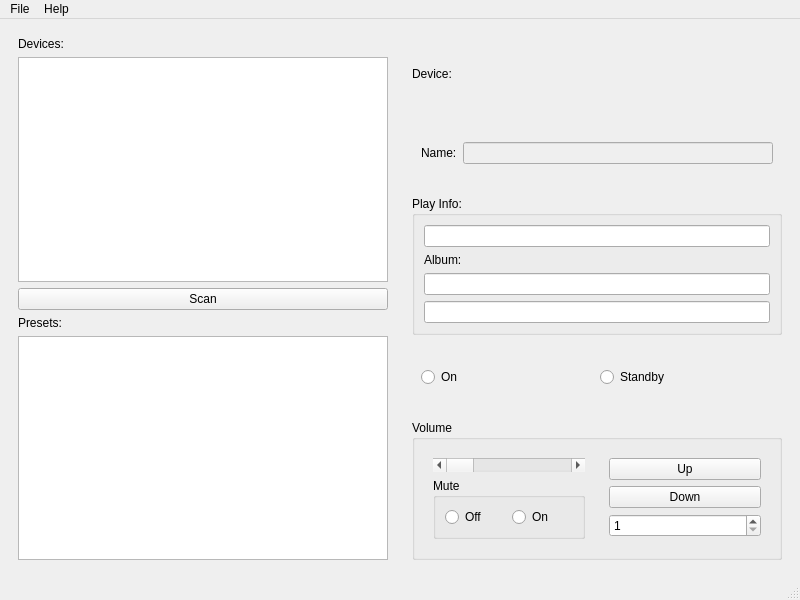
Old version of the form bmmusiccast/mainwindow.ui in the repository possum69/bmmusiccast.
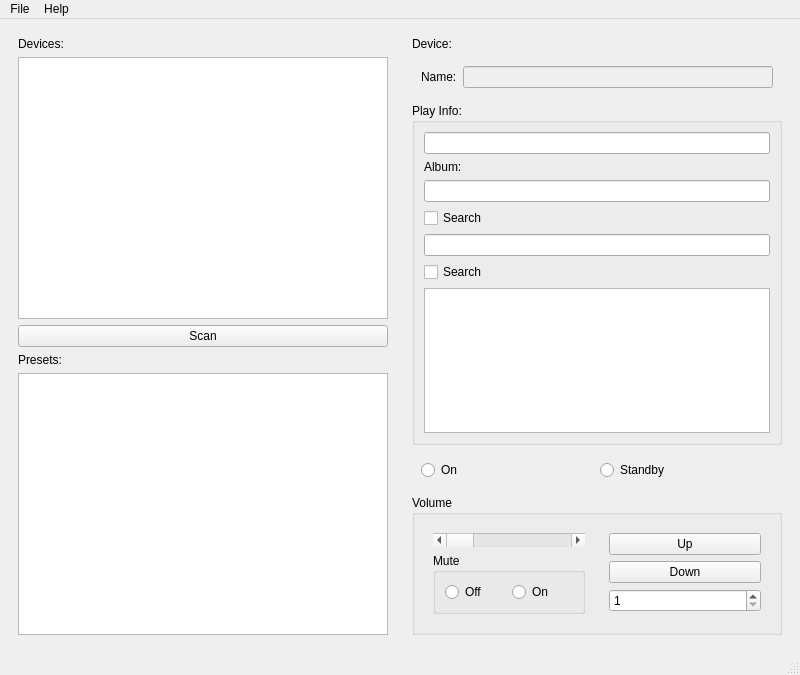
New version of the form.

What changed in the file:
```diff
--- a/bmmusiccast/mainwindow.ui
+++ b/bmmusiccast/mainwindow.ui
@@ -7,7 +7,7 @@
     <x>0</x>
     <y>0</y>
     <width>800</width>
-    <height>600</height>
+    <height>675</height>
    </rect>
   </property>
   <property name="windowTitle">
@@ -97,9 +97,26 @@
           <item>
            <widget class="QLineEdit" name="album_lineEdit"/>
           </item>
+          <item>
+           <widget class="QCheckBox" name="checkBox_album_image">
+            <property name="text">
+             <string>Search</string>
+            </property>
+           </widget>
+          </item>
           <item>
            <widget class="QLineEdit" name="track_lineEdit"/>
           </item>
+          <item>
+           <widget class="QCheckBox" name="checkBox_track_image">
+            <property name="text">
+             <string>Search</string>
+            </property>
+           </widget>
+          </item>
+          <item>
+           <widget class="QPlainTextEdit" name="album_plainTextEdit"/>
+          </item>
          </layout>
         </widget>
        </item>
```
